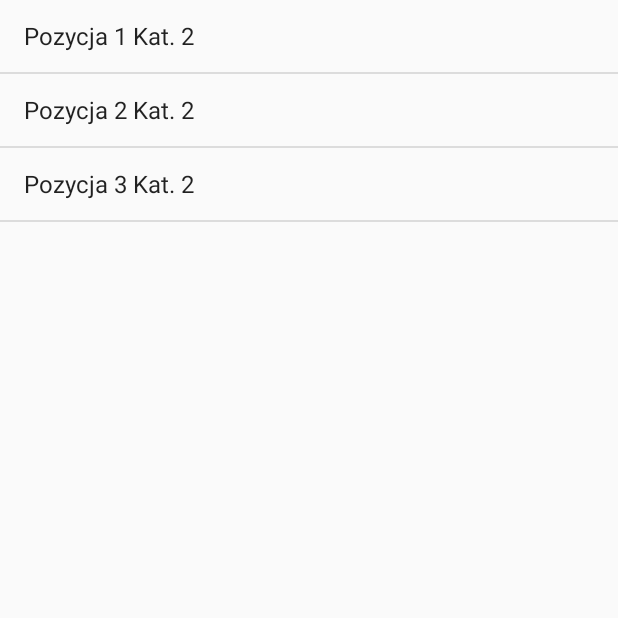
After one commit to august3sas/put_trail_application, an Android app: the fragment Tab2Fragment shown on its own in the app's theme, on a phone screen of 412 x 824 dp, the top half of it. The commit adds this screen. Run offline under Robolectric (Android 15) with nearby library versions, the phone set to English and light mode, and no system bars.

Commit message:
do slajdu 57

```diff
--- /dev/null
+++ b/SzlakiTurystyczne/app/src/main/java/mob/lab/inf151871inf151835/Tab2Fragment.kt
@@ -0,0 +1,22 @@
+package mob.lab.inf151871inf151835
+
+import android.os.Bundle
+import androidx.fragment.app.Fragment
+import android.view.LayoutInflater
+import android.view.View
+import android.view.ViewGroup
+import android.widget.ArrayAdapter
+import androidx.fragment.app.ListFragment
+
+
+class Tab2Fragment : ListFragment() {
+    override fun onCreateView(inflater: LayoutInflater, container: ViewGroup?, savedInstanceState: Bundle?): View? {
+        val adapter: ArrayAdapter<String> = ArrayAdapter<String>(
+            inflater.context,
+            android.R.layout.simple_list_item_1,
+            resources.getStringArray(R.array.kategoria2)
+        )
+        setListAdapter(adapter)
+        return super.onCreateView(inflater, container, savedInstanceState)
+    }
+}
--- a/SzlakiTurystyczne/app/src/main/res/values/strings.xml
+++ b/SzlakiTurystyczne/app/src/main/res/values/strings.xml
@@ -12,4 +12,17 @@
     <string name="action_title">Action_Activity</string>
     <string name="hello_blank_fragment">Hello blank fragment</string>
     <string name="action_share">Share</string>
+    <string name="title_top">Fragment główny</string>
+
+    <string-array name="kategoria1">
+        <item>Pozycja 1 Kat. 1</item>
+        <item>Pozycja 2 Kat. 1</item>
+        <item>Pozycja 3 Kat. 1</item>
+    </string-array>
+
+    <string-array name="kategoria2">
+        <item>Pozycja 1 Kat. 2</item>
+        <item>Pozycja 2 Kat. 2</item>
+        <item>Pozycja 3 Kat. 2</item>
+    </string-array>
 </resources>
```
Also changed, not shown: SzlakiTurystyczne/app/src/main/java/mob/lab/inf151871inf151835/MainActivity.kt (+6 -1 lines), SzlakiTurystyczne/app/src/main/java/mob/lab/inf151871inf151835/SectionsPagerAdapter.kt (added, +21 -0 lines), SzlakiTurystyczne/app/src/main/java/mob/lab/inf151871inf151835/Tab1Fragment.kt (added, +22 -0 lines), SzlakiTurystyczne/app/src/main/java/mob/lab/inf151871inf151835/TopFragment.kt (added, +13 -0 lines), SzlakiTurystyczne/app/src/main/res/layout/activity_main.xml (+8 -10 lines), SzlakiTurystyczne/app/src/main/res/layout/fragment_tab1.xml (added, +14 -0 lines), SzlakiTurystyczne/app/src/main/res/layout/fragment_top.xml (added, +13 -0 lines).
